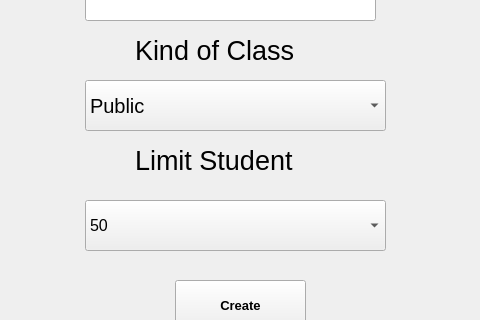
Assignment-C/UI-APP, file Group4/reaksaui2.ui: the form before one commit; both pictures show x 185 to 665 and y 170 to 490 of the 833 by 586 pixel window.
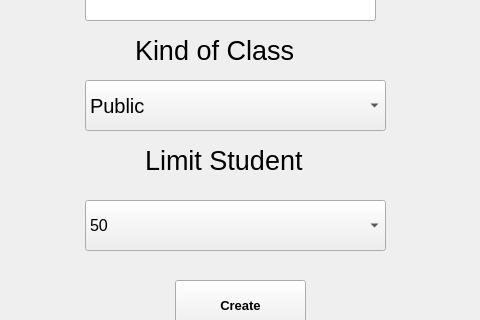
The form after the commit. Icons and pictures are not drawn.

Diff of the .ui file:
```diff
--- a/Group4/reaksaui2.ui
+++ b/Group4/reaksaui2.ui
@@ -134,7 +134,7 @@
   <widget class="QLabel" name="label_4">
    <property name="geometry">
     <rect>
-     <x>320</x>
+     <x>330</x>
      <y>310</y>
      <width>201</width>
      <height>41</height>
```
Left out of the diff: 8 changed lines with no effect on the pictures.
